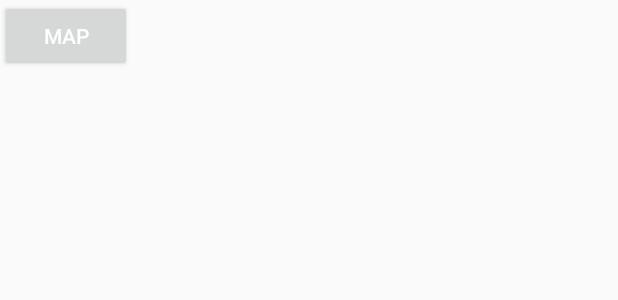
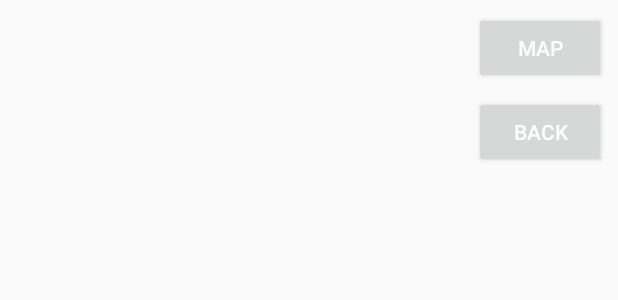
Before and after one commit to jpbronsted/ShelterFinder, an Android app: the layout activity_query_results.xml on its own in the app's theme, with its tools: preview values and no code run, on a phone screen of 412 x 824 dp. Shown: the top 300 px of the screen. Run offline under Robolectric (Android 15) with nearby library versions, the phone set to English and light mode, and no system bars; Roboto replaces fonts that are not available here.

Commit message:
James - Firebase update capacity and back button in results view

```diff
--- a/app/src/main/java/controllers/MapActivity.java
+++ b/app/src/main/java/controllers/MapActivity.java
@@ -9,6 +9,8 @@ import com.google.android.gms.maps.OnMapReadyCallback;
 import com.google.android.gms.maps.SupportMapFragment;
 import com.google.android.gms.maps.model.LatLng;
 import com.google.android.gms.maps.model.MarkerOptions;
+
+import java.util.List;
 
 import model.Shelter;
 import team.gatech.edu.login.R;
@@ -25,7 +27,7 @@ public class MapActivity extends FragmentActivity implements OnMapReadyCallback
     }
 
     public void onMapReady(GoogleMap map) {
-        for (Shelter shelter : (Shelter[]) getIntent().getSerializableExtra("shelters")) {
+        for (Shelter shelter : (List<Shelter>) getIntent().getSerializableExtra("shelters")) {
             map.addMarker(new MarkerOptions().position(new LatLng(shelter.getLatitude(), shelter.getLongitude())).title(shelter.getName()));
         }
     }
--- a/app/src/main/res/layout/activity_query_results.xml
+++ b/app/src/main/res/layout/activity_query_results.xml
@@ -13,11 +13,35 @@
         android:scrollbars="vertical" />
 
     <Button
-        android:id="@+id/Map"
+        android:id="@+id/btnMap"
         android:layout_width="wrap_content"
         android:layout_height="wrap_content"
+        android:layout_marginBottom="8dp"
+        android:layout_marginEnd="8dp"
+        android:layout_marginStart="8dp"
+        android:layout_marginTop="8dp"
         android:text="Map"
-        tools:layout_editor_absoluteX="294dp"
-        tools:layout_editor_abosluteY="16dp" />
+        app:layout_constraintBottom_toBottomOf="parent"
+        app:layout_constraintEnd_toEndOf="parent"
+        app:layout_constraintStart_toStartOf="parent"
+        app:layout_constraintTop_toTopOf="parent"
+        app:layout_constraintHorizontal_bias="1"
+        app:layout_constraintVertical_bias="0" />
+
+    <Button
+        android:id="@+id/btnBackToSearch"
+        android:layout_width="wrap_content"
+        android:layout_height="wrap_content"
+        android:layout_marginBottom="8dp"
+        android:layout_marginEnd="8dp"
+        android:layout_marginStart="8dp"
+        android:layout_marginTop="8dp"
+        android:text="Back"
+        app:layout_constraintBottom_toBottomOf="parent"
+        app:layout_constraintEnd_toEndOf="parent"
+        app:layout_constraintStart_toStartOf="parent"
+        app:layout_constraintTop_toBottomOf="@id/btnMap"
+        app:layout_constraintHorizontal_bias="1"
+        app:layout_constraintVertical_bias="0"/>
 
 </android.support.constraint.ConstraintLayout>
```
Also changed, not shown: app/src/main/java/controllers/DetailViewActivity.java (+32 -31 lines), app/src/main/java/controllers/QueryResultsActivity.java (+13 -3 lines).
